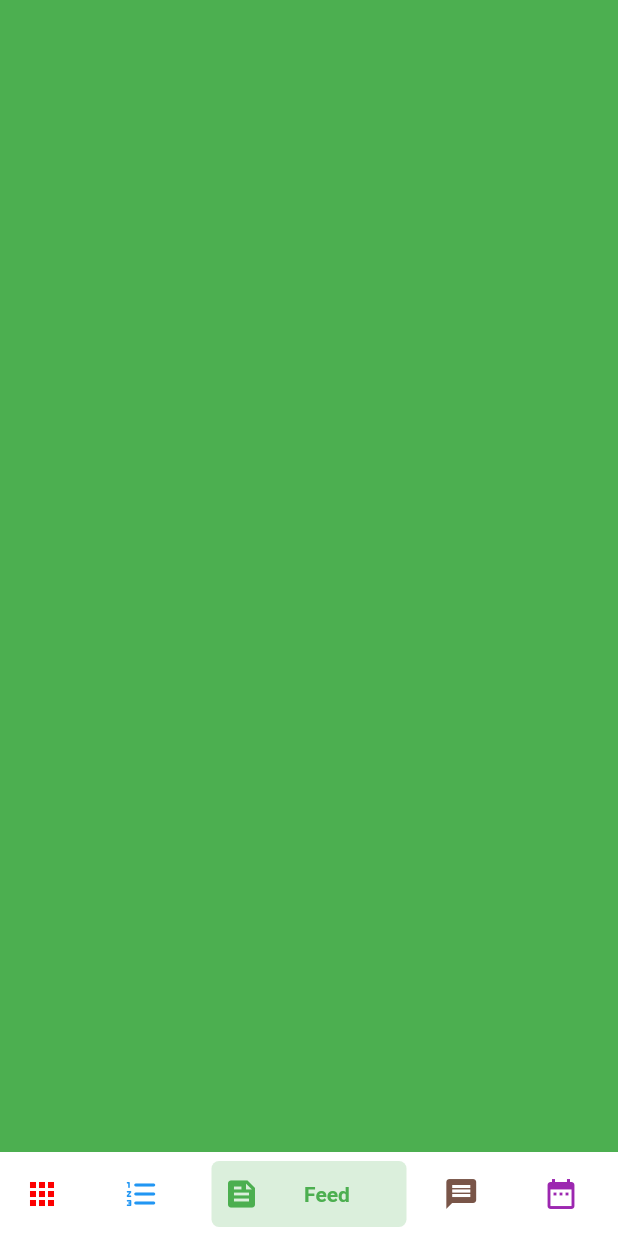
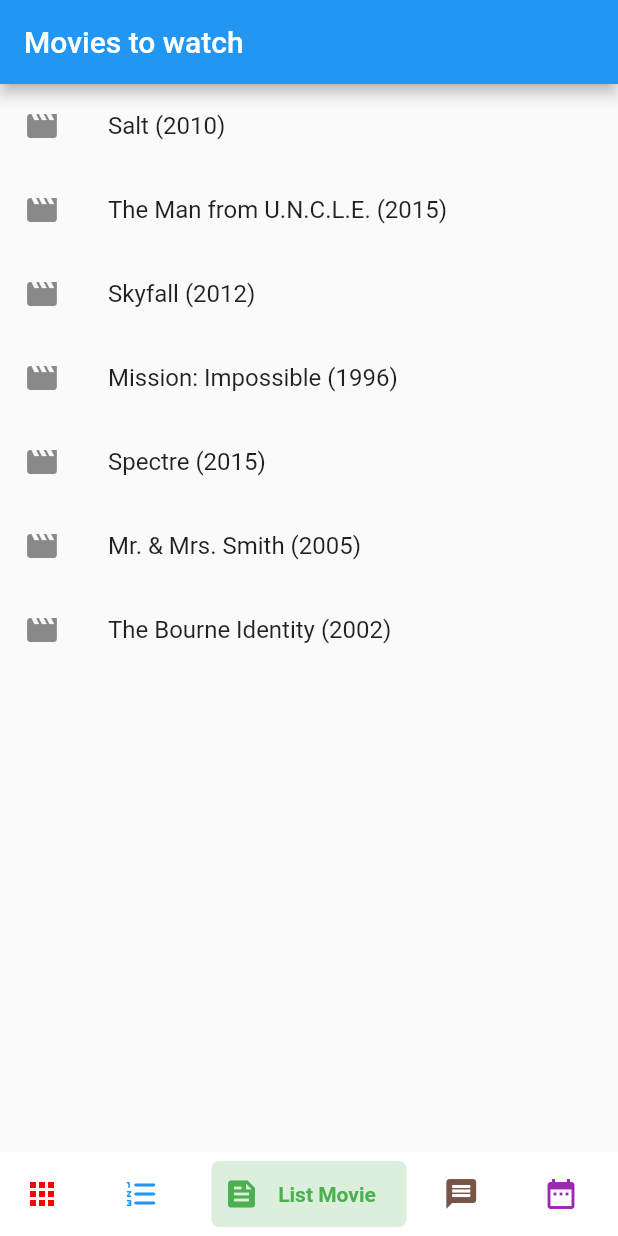
Before and after one commit to fauzyp/UAS_mobile, a Flutter app: the screen it shows after launch, swiped to page 3, on a phone screen of 412 x 824 dp. Run offline on Flutter 3.47's test engine with Material 2 defaults, Android fonts, the phone set to English and light mode, and no system bars; drawn by our look-alikes of bottom_navy_bar.

Commit message:
[INIT]FIxed_ProjectUTS

```diff
--- a/lib/pages/counter_page.dart
+++ b/lib/pages/counter_page.dart
@@ -44,7 +44,7 @@ class _CounterPageState extends State<CounterPage> {
                 height: 10,
               ),
               const Text(
-                'Berapa lama anda akan menginap ?',
+                'How many movie tickets are you going to buy?',
                 style: TextStyle(fontSize: 25, color: Colors.black),
                 textAlign: TextAlign.center,
               ),
@@ -69,7 +69,7 @@ class _CounterPageState extends State<CounterPage> {
                 ],
               ),
               CustomButton(
-                  text: 'Konfirmasi',
+                  text: 'Confirm',
                   onPressed: () {
                     Navigator.push(
                       context,
--- a/lib/pages/main_page.dart
+++ b/lib/pages/main_page.dart
@@ -2,6 +2,9 @@ import 'package:bottom_navy_bar/bottom_navy_bar.dart';
 import 'package:flutter/material.dart';
 import 'package:uts/pages/account_page.dart';
 import 'package:uts/pages/counter_page.dart';
+import 'package:uts/pages/messages_page.dart';
+import 'package:uts/pages/movielist_pages.dart';
+import 'package:uts/pages/home_page.dart';
 
 
 class MainPage extends StatefulWidget {
@@ -29,10 +32,10 @@ class _MainPageState extends State<MainPage> {
           controller: _pageController,
           onPageChanged: (index) => setState(() => _currentIndex = index),
           children: [
-            Container (color: Color.fromARGB(255, 246, 246, 246)),
+            const HomePage(),
             const CounterPage(),
-            Container(color: Colors.green),
-            Container(color: Colors.brown),
+            const MovieListScreen(),
+            const MessagePage(),
             const AccountPage(),
           ],
         ),
@@ -55,13 +58,13 @@ class _MainPageState extends State<MainPage> {
           ),
           BottomNavyBarItem(
             icon: const Icon(Icons.format_list_numbered_rounded),
-            title: const Text('Booking Room'),
+            title: const Text('Buy Tickets'),
             activeColor: Colors.blue,
             textAlign: TextAlign.center,
           ),
           BottomNavyBarItem(
             icon: const Icon(Icons.feed),
-            title: const Text('Feed'),
+            title: const Text('List Movie'),
             activeColor: Colors.green,
             textAlign: TextAlign.center,
           ),
@@ -73,7 +76,7 @@ class _MainPageState extends State<MainPage> {
           ),
           BottomNavyBarItem(
             icon: const Icon(Icons.date_range),
-            title: const Text('Booking Date'),
+            title: const Text('Buy Date'),
             activeColor: Colors.purple,
             textAlign: TextAlign.center,
           ),
--- /dev/null
+++ b/lib/pages/movielist_pages.dart
@@ -0,0 +1,47 @@
+import 'package:flutter/material.dart';
+
+
+class MovieListScreen extends StatelessWidget {
+  const MovieListScreen({super.key});
+
+  @override
+  Widget build(BuildContext context) {
+    return Scaffold(
+      appBar: AppBar(
+        title: const Text('Movies to watch'),
+      ),
+      body: new ListView(
+        children: <Widget>[
+          new ListTile(
+            leading: new Icon(Icons.movie),
+            title: new Text("Salt (2010)"),
+          ),
+          new ListTile(
+            leading: new Icon(Icons.movie),
+            title: new Text("The Man from U.N.C.L.E. (2015)"),
+          ),
+          new ListTile(
+            leading: new Icon(Icons.movie),
+            title: new Text("Skyfall (2012)"),
+          ),
+          new ListTile(
+            leading: new Icon(Icons.movie),
+            title: new Text("Mission: Impossible (1996)"),
+          ),
+          new ListTile(
+            leading: new Icon(Icons.movie),
+            title: new Text("Spectre (2015)"),
+          ),
+          new ListTile(
+            leading: new Icon(Icons.movie),
+            title: new Text("Mr. & Mrs. Smith (2005)"),
+          ),
+          new ListTile(
+            leading: new Icon(Icons.movie),
+            title: new Text("The Bourne Identity (2002)"),
+          ),
+        ],
+      ),
+    );
+  }
+}
--- a/lib/pages/result_page.dart
+++ b/lib/pages/result_page.dart
@@ -32,13 +32,13 @@ class _ResultPageState extends State<ResultPage> {
               height: 10,
             ),
             CustomButton(
-              text: 'Kembali',
+              text: 'Back',
               onPressed: () {
                 showDialog(
                   context: context,
                   builder: (context) => AlertDialog(
-                    title: const Text('Perhatian!!!'),
-                    content: const Text('Apakah anda yakin ingin kembali kehalaman sebelumnya ?'),
+                    title: const Text('Caution!!!'),
+                    content: const Text('Are you sure you want to return to the previous page?'),
                     actions: [
                       TextButton(
                         onPressed: () => Navigator.pop(context),
```
Also changed, not shown: lib/pages/home_page.dart (added, +15 -0 lines), lib/pages/messages_page.dart (added, +15 -0 lines).
